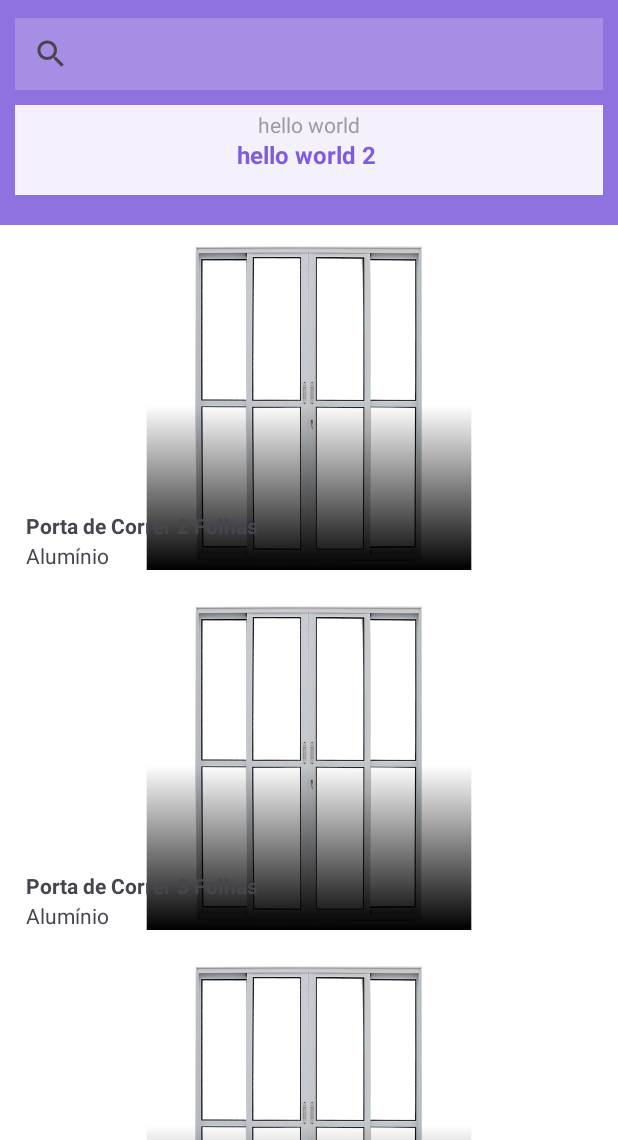
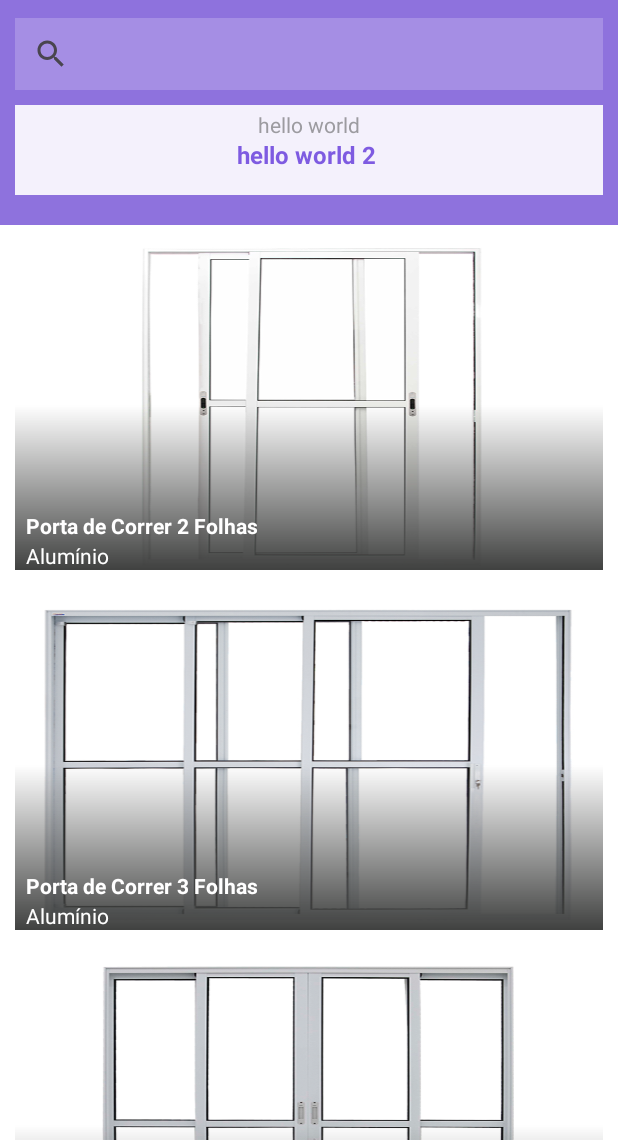
Before and after one commit to aladinjunior/framepro, an Android app: the screen it shows after launch (RegisterActivity), on a phone screen of 412 x 824 dp, the part 96-1236 px from its top. Run offline under Robolectric (Android 15) with nearby library versions, the phone set to English and light mode, and no system bars.

Commit message:
implemented shadow layer list

```diff
--- a/FramePro/app/src/main/java/com/aladin/framepro/adapters/FramesAdapter.kt
+++ b/FramePro/app/src/main/java/com/aladin/framepro/adapters/FramesAdapter.kt
@@ -41,9 +41,9 @@ class FramesAdapter : RecyclerView.Adapter<FramesAdapter.FramesViewHolder>() {
                 frameSubtitle.text = frame.subtitle
                 frameCover.setImageResource(frame.imgCover)
 
-                val bgDrawable = ContextCompat.getDrawable(itemView.context, R.drawable.pcorrer_4f)
+                val imgDrawable = ContextCompat.getDrawable(itemView.context, frame.imgCover)
                 val layerDrawable = ContextCompat.getDrawable(itemView.context, R.drawable.img_background_shadows) as LayerDrawable
-                layerDrawable.setDrawableByLayerId(R.id.covered_movie_background, bgDrawable)
+                layerDrawable.setDrawableByLayerId(R.id.covered_movie_background, imgDrawable)
 
                 frameCover.setImageDrawable(layerDrawable)
 
--- a/FramePro/app/src/main/java/com/aladin/framepro/ui/FramesFragment.kt
+++ b/FramePro/app/src/main/java/com/aladin/framepro/ui/FramesFragment.kt
@@ -45,19 +45,10 @@ class FramesFragment : Fragment(R.layout.fragment_frames) {
         binding.framesRv.layoutManager = LinearLayoutManager(requireContext())
         binding.framesRv.adapter = adapter
         adapter.setList(list)
-        setLayerDrawable()
 
     }
-
-    private fun setLayerDrawable(){
-        val bgDrawable = ContextCompat.getDrawable(requireContext(), R.drawable.pcorrer_4f)
-        val layerDrawable = ContextCompat.getDrawable(requireContext(), R.drawable.img_background_shadows) as LayerDrawable
-        layerDrawable.setDrawableByLayerId(R.id.covered_movie_background, bgDrawable)
 
 
 
 
-    }
-
-
 }
--- a/FramePro/app/src/main/res/drawable/img_background_shadows.xml
+++ b/FramePro/app/src/main/res/drawable/img_background_shadows.xml
@@ -4,8 +4,10 @@
         android:drawable="@drawable/pcorrer_2f"/>
     <item>
         <shape>
-            <gradient android:startColor="@color/black"
+            <gradient android:startColor="@color/black_shadows"
                 android:centerColor="@android:color/transparent"
+                android:centerX="0.5"
+                android:centerY="0.5"
                 android:endColor="@android:color/transparent"
                 android:angle="90"/>
         </shape>
--- a/FramePro/app/src/main/res/layout/frames_list_item.xml
+++ b/FramePro/app/src/main/res/layout/frames_list_item.xml
@@ -15,7 +15,7 @@
         android:layout_width="match_parent"
         android:layout_height="0dp"
         android:src="@drawable/pcorrer_2f"
-
+        android:scaleType="fitXY"
         app:layout_constraintBottom_toBottomOf="parent"
         app:layout_constraintDimensionRatio="16:9"
         app:layout_constraintTop_toTopOf="parent"
@@ -30,6 +30,7 @@
         android:layout_marginStart="17dp"
         android:layout_marginBottom="30dp"
         android:textStyle="bold"
+        android:textColor="@color/white"
         android:text="Hello, World!"/>
 
     <TextView
@@ -40,6 +41,7 @@
         app:layout_constraintBottom_toBottomOf="parent"
         android:layout_marginStart="17dp"
         android:layout_marginBottom="10dp"
+        android:textColor="@color/white"
         android:text="Hello, World!"/>
 
 
--- a/FramePro/app/src/main/res/values/colors.xml
+++ b/FramePro/app/src/main/res/values/colors.xml
@@ -1,6 +1,7 @@
 <?xml version="1.0" encoding="utf-8"?>
 <resources>
     <color name="black">#FF000000</color>
+    <color name="black_shadows">#404140</color>
     <color name="white">#FFFFFFFF</color>
     <color name="purple">#7e5be1</color>
     <color name="purple_darker">#6549b4</color>
```
